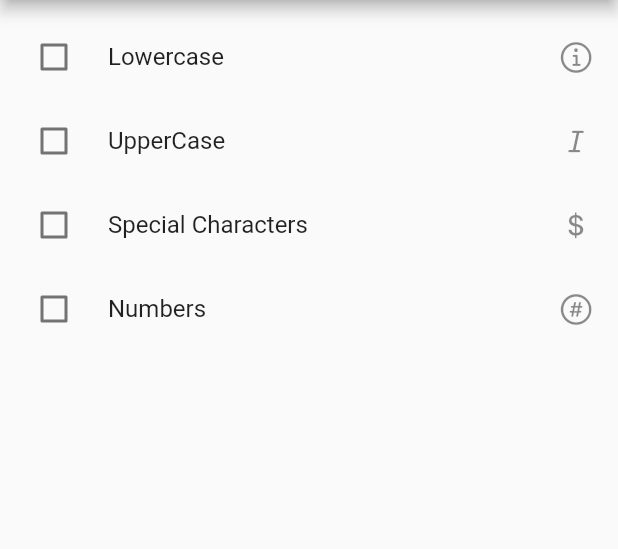
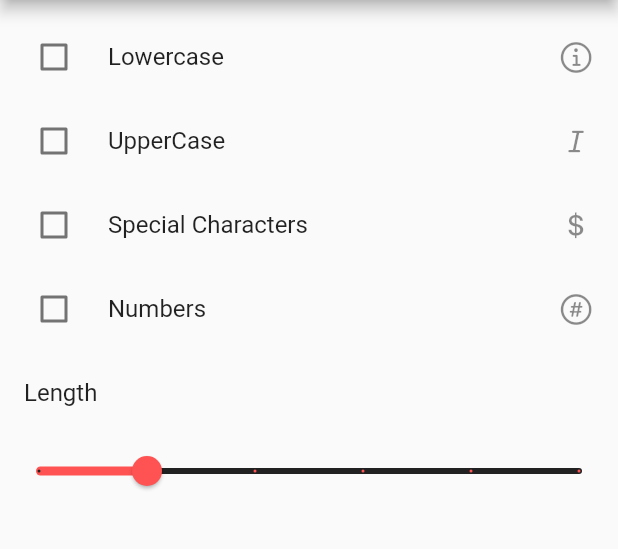
Before and after one commit to girishrajani/password_generator, a Flutter app: the screen it shows after launch, on a phone screen of 412 x 824 dp, the part 84-633 px from its top. Run offline on Flutter 3.47's test engine with Material 2 defaults, Android fonts, the phone set to English and light mode, and no system bars.

Commit message:
Length Slider Added

```diff
--- a/lib/main.dart
+++ b/lib/main.dart
@@ -19,6 +19,8 @@ class _PassWordGenState extends State<PassWordGen> {
   var _num = false;
   var _lower = false;
   var _upper = false;
+  var _len = 11.0;
+  var length;
   @override
   Widget build(BuildContext context) {
     return Scaffold(
@@ -82,6 +84,24 @@ class _PassWordGenState extends State<PassWordGen> {
             },
             activeColor: Colors.redAccent,
           ),
+          ListTile(
+            title: Text('Length'),
+          ),
+          Slider(
+            value: _len,
+            min: 8,
+            max: 25,
+            label: _len.round().toString(),
+            divisions: 5,
+            onChanged: (double value) {
+              setState(() {
+                _len = value;
+                length = value.round;
+              });
+            },
+            activeColor: Colors.redAccent,
+            inactiveColor: Colors.grey[900],
+          ),
         ],
       ),
     );
```
